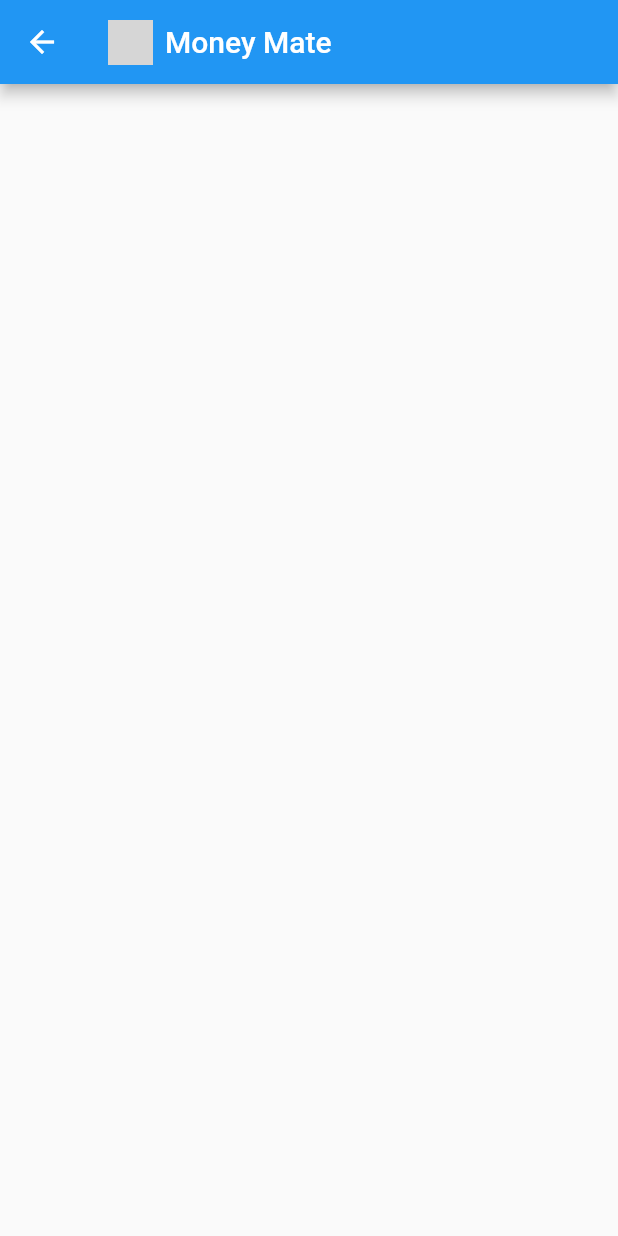
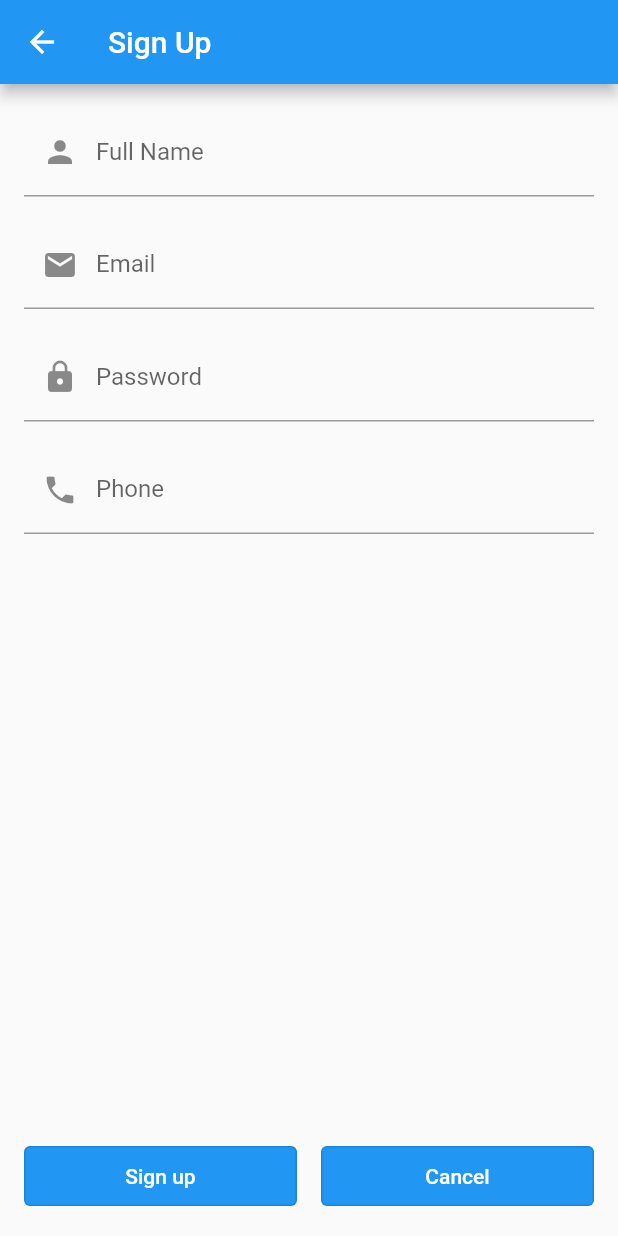
Before and after one commit to Muhammad-Yaqoob-4110/money_mate, a Flutter app: the screen it shows after launch, after a tap on "Sign up", on a phone screen of 412 x 824 dp. Run offline on Flutter 3.47's test engine with Material 2 defaults, Android fonts, the phone set to English and light mode, and no system bars; grey boxes are pictures that could not be loaded.

Commit message:
sign up  and login complete

```diff
--- a/lib/pages/landing_screen.dart
+++ b/lib/pages/landing_screen.dart
@@ -1,5 +1,6 @@
 import 'package:flutter/material.dart';
-import 'package:money_mate/pages/second_page.dart';
+import 'package:money_mate/pages/sign_up.dart';
+import 'package:money_mate/pages/login_in.dart';
 
 class SplitwiseLandingScreen extends StatelessWidget {
   const SplitwiseLandingScreen({super.key});
@@ -40,10 +41,10 @@ class SplitwiseLandingScreen extends StatelessWidget {
                 width: double.infinity,
                 child: ElevatedButton(
                   onPressed: () {
+                    // Sign up
                     Navigator.push(
                       context,
-                      MaterialPageRoute(
-                          builder: (context) => const SecondPage()),
+                      MaterialPageRoute(builder: (context) => const SignUp()),
                     );
                   },
                   style: ElevatedButton.styleFrom(
@@ -63,8 +64,7 @@ class SplitwiseLandingScreen extends StatelessWidget {
                   onPressed: () {
                     Navigator.push(
                       context,
-                      MaterialPageRoute(
-                          builder: (context) => const SecondPage()),
+                      MaterialPageRoute(builder: (context) => const Login()),
                     );
                   },
                   style: ElevatedButton.styleFrom(
--- a/lib/pages/second_page.dart
+++ /dev/null
@@ -1,28 +0,0 @@
-import 'package:flutter/material.dart';
-
-class SecondPage extends StatelessWidget {
-  const SecondPage({Key? key}) : super(key: key);
-
-  @override
-  Widget build(BuildContext context) {
-    return Scaffold(
-      appBar: AppBar(
-        title: Row(
-          children: [
-            ClipRRect(
-              borderRadius: BorderRadius.circular(
-                  10.0), // Adjust the border radius as needed
-              child: Image.asset(
-                '../assets/money_mate.jpg', // Correct asset path
-                height: 30, // Adjust the height of the image
-              ),
-            ),
-            SizedBox(width: 8), // Add some spacing between image and title
-            Text('Money Mate'),
-          ],
-        ),
-      ),
-      // Add the rest of your page content here
-    );
-  }
-}
--- /dev/null
+++ b/lib/pages/sign_up.dart
@@ -0,0 +1,94 @@
+import 'package:flutter/material.dart';
+
+class SignUp extends StatelessWidget {
+  const SignUp({Key? key}) : super(key: key);
+
+  @override
+  Widget build(BuildContext context) {
+    return Scaffold(
+      appBar: AppBar(
+        title: Text('Sign Up'),
+      ),
+      body: Padding(
+        padding: const EdgeInsets.all(16.0),
+        child: Column(
+          crossAxisAlignment: CrossAxisAlignment.stretch,
+          children: [
+            TextFormField(
+              decoration: InputDecoration(
+                labelText: 'Full Name',
+                prefixIcon: Icon(Icons.person),
+              ),
+            ),
+            SizedBox(height: 16.0),
+            TextFormField(
+              decoration: InputDecoration(
+                labelText: 'Email',
+                prefixIcon: Icon(Icons.email),
+              ),
+              keyboardType: TextInputType.emailAddress,
+            ),
+            SizedBox(height: 16.0),
+            TextFormField(
+              decoration: InputDecoration(
+                labelText: 'Password',
+                prefixIcon: Icon(Icons.lock),
+              ),
+              obscureText: true,
+            ),
+            SizedBox(height: 16.0),
+            TextFormField(
+              decoration: InputDecoration(
+                labelText: 'Phone',
+                prefixIcon: Icon(Icons.phone),
+              ),
+              keyboardType: TextInputType.phone,
+            ),
+            Spacer(),
+            Row(
+              children: [
+                Expanded(
+                  child: OutlinedButton(
+                    onPressed: () {
+                      // Implement cancel logic here
+                    },
+                    style: OutlinedButton.styleFrom(
+                      fixedSize: const Size(double.infinity, 40),
+                      backgroundColor: Colors.blue,
+                      shadowColor: Colors.green,
+                    ),
+                    child: Text(
+                      'Sign up',
+                      style: TextStyle(
+                        color: Colors.white, // Set the text color to white
+                      ),
+                    ),
+                  ),
+                ),
+                SizedBox(width: 16.0),
+                Expanded(
+                  child: OutlinedButton(
+                    onPressed: () {
+                      // Implement cancel logic here
+                    },
+                    style: OutlinedButton.styleFrom(
+                      fixedSize: const Size(double.infinity, 40),
+                      backgroundColor: Colors.blue,
+                      shadowColor: Colors.green,
+                    ),
+                    child: Text(
+                      'Cancel',
+                      style: TextStyle(
+                        color: Colors.white, // Set the text color to white
+                      ),
+                    ),
+                  ),
+                ),
+              ],
+            ),
+          ],
+        ),
+      ),
+    );
+  }
+}
```
Also changed, not shown: lib/pages/login_in.dart (added, +71 -0 lines).
